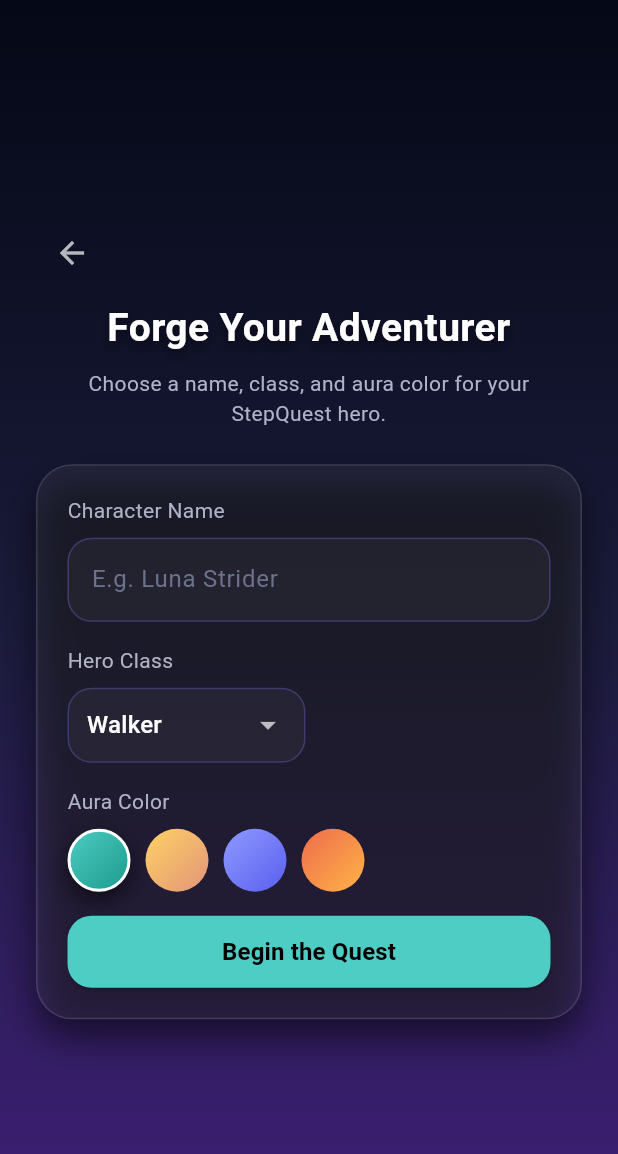
After one commit to kevinlam13/StepQuest, a Flutter app: the CharacterCreationScreen screen opened directly, on a phone screen of 412 x 824 dp. The commit adds this screen. Shown: the top 1154 px of the screen. Run offline on Flutter 3.47's test engine with Material 3 defaults, Android fonts, the phone set to English and light mode, and no system bars; our stand-ins replace cloud_firestore, firebase_auth, firebase_core; accounts and stored records are empty; network calls fail.

Commit message:
Character Creation & Profiles (Firestore + UI + Services)

```diff
--- /dev/null
+++ b/lib/models/player_profile.dart
@@ -0,0 +1,73 @@
+class PlayerProfile {
+  final String id; // same as Firebase Auth uid
+  final String displayName;
+  final String heroClass;
+  final int level;
+  final int xp;
+  final int stepsLifetime;
+  final int colorIndex; // used for card color theme
+
+  PlayerProfile({
+    required this.id,
+    required this.displayName,
+    required this.heroClass,
+    required this.level,
+    required this.xp,
+    required this.stepsLifetime,
+    required this.colorIndex,
+  });
+
+  factory PlayerProfile.initial(String uid) {
+    return PlayerProfile(
+      id: uid,
+      displayName: 'New Adventurer',
+      heroClass: 'Walker',
+      level: 1,
+      xp: 0,
+      stepsLifetime: 0,
+      colorIndex: 0,
+    );
+  }
+
+  factory PlayerProfile.fromJson(Map<String, dynamic> json, String id) {
+    return PlayerProfile(
+      id: id,
+      displayName: json['displayName'] as String? ?? 'Adventurer',
+      heroClass: json['heroClass'] as String? ?? 'Walker',
+      level: (json['level'] as num?)?.toInt() ?? 1,
+      xp: (json['xp'] as num?)?.toInt() ?? 0,
+      stepsLifetime: (json['stepsLifetime'] as num?)?.toInt() ?? 0,
+      colorIndex: (json['colorIndex'] as num?)?.toInt() ?? 0,
+    );
+  }
+
+  Map<String, dynamic> toJson() {
+    return {
+      'displayName': displayName,
+      'heroClass': heroClass,
+      'level': level,
+      'xp': xp,
+      'stepsLifetime': stepsLifetime,
+      'colorIndex': colorIndex,
+    };
+  }
+
+  PlayerProfile copyWith({
+    String? displayName,
+    String? heroClass,
+    int? level,
+    int? xp,
+    int? stepsLifetime,
+    int? colorIndex,
+  }) {
+    return PlayerProfile(
+      id: id,
+      displayName: displayName ?? this.displayName,
+      heroClass: heroClass ?? this.heroClass,
+      level: level ?? this.level,
+      xp: xp ?? this.xp,
+      stepsLifetime: stepsLifetime ?? this.stepsLifetime,
+      colorIndex: colorIndex ?? this.colorIndex,
+    );
+  }
+}
--- /dev/null
+++ b/lib/screens/character_creation_screen.dart
@@ -0,0 +1,316 @@
+import 'package:flutter/material.dart';
+
+import '../services/profile_services.dart';
+
+class CharacterCreationScreen extends StatefulWidget {
+  const CharacterCreationScreen({super.key});
+
+  @override
+  State<CharacterCreationScreen> createState() =>
+      _CharacterCreationScreenState();
+}
+
+class _CharacterCreationScreenState extends State<CharacterCreationScreen> {
+  final _nameController = TextEditingController();
+  String _selectedClass = 'Walker';
+  int _selectedColorIndex = 0;
+  bool _isSaving = false;
+  String? _error;
+
+  final List<String> _classes = [
+    'Walker',
+    'Shadow Rogue',
+    'Sky Runner',
+    'Guardian',
+  ];
+
+  final List<List<Color>> _colorPalettes = const [
+    [Color(0xFF4ECDC4), Color(0xFF1B998B)],
+    [Color(0xFFFFD166), Color(0xFFE29578)],
+    [Color(0xFF8E9AFF), Color(0xFF5A5FEF)],
+    [Color(0xFFEE6C4D), Color(0xFFFFB347)],
+  ];
+
+  @override
+  void dispose() {
+    _nameController.dispose();
+    super.dispose();
+  }
+
+  Future<void> _saveCharacter() async {
+    final name = _nameController.text.trim();
+    if (name.isEmpty) {
+      setState(() => _error = 'Please enter a character name.');
+      return;
+    }
+
+    setState(() {
+      _isSaving = true;
+      _error = null;
+    });
+
+    try {
+      await ProfileService.instance.createCharacter(
+        displayName: name,
+        heroClass: _selectedClass,
+        colorIndex: _selectedColorIndex,
+      );
+      if (mounted) Navigator.of(context).pop(); // back to Home
+    } catch (e) {
+      setState(() => _error = e.toString());
+    } finally {
+      if (mounted) {
+        setState(() => _isSaving = false);
+      }
+    }
+  }
+
+  @override
+  Widget build(BuildContext context) {
+    final colors = _colorPalettes[_selectedColorIndex];
+
+    return Scaffold(
+      body: Container(
+        decoration: const BoxDecoration(
+          gradient: LinearGradient(
+            colors: [
+              Color(0xFF050816),
+              Color(0xFF1A1B3A),
+              Color(0xFF3F1F78),
+            ],
+            begin: Alignment.topCenter,
+            end: Alignment.bottomCenter,
+          ),
+        ),
+        child: Center(
+          child: SingleChildScrollView(
+            padding: const EdgeInsets.symmetric(horizontal: 24.0, vertical: 32),
+            child: Column(
+              mainAxisSize: MainAxisSize.min,
+              children: [
+                Align(
+                  alignment: Alignment.topLeft,
+                  child: IconButton(
+                    icon: const Icon(Icons.arrow_back, color: Colors.white70),
+                    onPressed: () => Navigator.of(context).pop(),
+                  ),
+                ),
+                const SizedBox(height: 8),
+                const Text(
+                  'Forge Your Adventurer',
+                  style: TextStyle(
+                    fontSize: 26,
+                    fontWeight: FontWeight.bold,
+                    color: Colors.white,
+                    shadows: [
+                      Shadow(
+                        blurRadius: 10,
+                        color: Colors.black54,
+                        offset: Offset(0, 4),
+                      ),
+                    ],
+                  ),
+                  textAlign: TextAlign.center,
+                ),
+                const SizedBox(height: 8),
+                const Text(
+                  'Choose a name, class, and aura color for your StepQuest hero.',
+                  style: TextStyle(
+                    fontSize: 14,
+                    color: Color(0xFFB0B3C7),
+                  ),
+                  textAlign: TextAlign.center,
+                ),
+                const SizedBox(height: 24),
+
+                Container(
+                  padding: const EdgeInsets.all(20),
+                  decoration: BoxDecoration(
+                    color: Colors.white.withOpacity(0.06),
+                    borderRadius: BorderRadius.circular(24),
+                    border: Border.all(
+                      color: Colors.white.withOpacity(0.12),
+                    ),
+                    boxShadow: const [
+                      BoxShadow(
+                        color: Colors.black54,
+                        blurRadius: 20,
+                        offset: Offset(0, 12),
+                      ),
+                    ],
+                  ),
+                  child: Column(
+                    crossAxisAlignment: CrossAxisAlignment.start,
+                    children: [
+                      const Text(
+                        'Character Name',
+                        style: TextStyle(
+                          color: Color(0xFFB0B3C7),
+                          fontSize: 14,
+                        ),
+                      ),
+                      const SizedBox(height: 8),
+                      TextField(
+                        controller: _nameController,
+                        style: const TextStyle(color: Colors.white),
+                        decoration: InputDecoration(
+                          hintText: 'E.g. Luna Strider',
+                          hintStyle:
+                          const TextStyle(color: Color(0xFF6C718E)),
+                          enabledBorder: OutlineInputBorder(
+                            borderRadius: BorderRadius.circular(16),
+                            borderSide: const BorderSide(
+                                color: Color(0xFF3E3A6D)),
+                          ),
+                          focusedBorder: OutlineInputBorder(
+                            borderRadius: BorderRadius.circular(16),
+                            borderSide: const BorderSide(
+                                color: Color(0xFFFFD166), width: 2),
+                          ),
+                          filled: true,
+                          fillColor: Colors.white.withOpacity(0.04),
+                        ),
+                      ),
+                      const SizedBox(height: 16),
+
+                      const Text(
+                        'Hero Class',
+                        style: TextStyle(
+                          color: Color(0xFFB0B3C7),
+                          fontSize: 14,
+                        ),
+                      ),
+                      const SizedBox(height: 8),
+                      Container(
+                        padding: const EdgeInsets.symmetric(horizontal: 12),
+                        decoration: BoxDecoration(
+                          borderRadius: BorderRadius.circular(16),
+                          border: Border.all(color: const Color(0xFF3E3A6D)),
+                          color: Colors.white.withOpacity(0.04),
+                        ),
+                        child: DropdownButtonHideUnderline(
+                          child: DropdownButton<String>(
+                            value: _selectedClass,
+                            dropdownColor: const Color(0xFF211E3A),
+                            items: _classes
+                                .map(
+                                  (cls) => DropdownMenuItem<String>(
+                                value: cls,
+                                child: Text(
+                                  cls,
+                                  style:
+                                  const TextStyle(color: Colors.white),
+                                ),
+                              ),
+                            )
+                                .toList(),
+                            onChanged: (value) {
+                              if (value == null) return;
+                              setState(() => _selectedClass = value);
+                            },
+                          ),
+                        ),
+                      ),
+                      const SizedBox(height: 16),
+
+                      const Text(
+                        'Aura Color',
+                        style: TextStyle(
+                          color: Color(0xFFB0B3C7),
+                          fontSize: 14,
+                        ),
+                      ),
+                      const SizedBox(height: 8),
+                      Wrap(
+                        spacing: 10,
+                        children: List.generate(_colorPalettes.length, (index) {
+                          final palette = _colorPalettes[index];
+                          final isSelected = _selectedColorIndex == index;
+                          return GestureDetector(
+                            onTap: () =>
+                                setState(() => _selectedColorIndex = index),
+                            child: Container(
+                              width: 42,
+                              height: 42,
+                              decoration: BoxDecoration(
+                                shape: BoxShape.circle,
+                                gradient: LinearGradient(
+                                  colors: palette,
+                                  begin: Alignment.topLeft,
+                                  end: Alignment.bottomRight,
+                                ),
+                                boxShadow: [
+                                  if (isSelected)
+                                    const BoxShadow(
+                                      color: Colors.black54,
+                                      blurRadius: 12,
+                                      offset: Offset(0, 6),
+                                    ),
+                                ],
+                                border: Border.all(
+                                  color: isSelected
+                                      ? Colors.white
+                                      : Colors.transparent,
+                                  width: 2,
+                                ),
+                              ),
+                            ),
+                          );
+                        }),
+                      ),
+
+                      const SizedBox(height: 16),
+                      if (_error != null)
+                        Padding(
+                          padding: const EdgeInsets.only(bottom: 8.0),
+                          child: Text(
+                            _error!,
+                            style: const TextStyle(
+                              color: Colors.redAccent,
+                              fontSize: 13,
+                            ),
+                          ),
+                        ),
+
+                      SizedBox(
+                        width: double.infinity,
+                        height: 48,
+                        child: ElevatedButton(
+                          onPressed: _isSaving ? null : _saveCharacter,
+                          style: ElevatedButton.styleFrom(
+                            backgroundColor: colors[0],
+                            foregroundColor: Colors.black,
+                            shape: RoundedRectangleBorder(
+                              borderRadius: BorderRadius.circular(16),
+                            ),
+                          ),
+                          child: _isSaving
+                              ? const SizedBox(
+                            height: 18,
+                            width: 18,
+                            child: CircularProgressIndicator(
+                              strokeWidth: 2,
+                              valueColor:
+                              AlwaysStoppedAnimation(Colors.black),
+                            ),
+                          )
+                              : const Text(
+                            'Begin the Quest',
+                            style: TextStyle(
+                              fontWeight: FontWeight.bold,
+                              fontSize: 16,
+                            ),
+                          ),
+                        ),
+                      ),
+                    ],
+                  ),
+                ),
+              ],
+            ),
+          ),
+        ),
+      ),
+    );
+  }
+}
```
Also changed, not shown: lib/main.dart (+9 -6 lines), lib/screens/home_screen.dart (+111 -12 lines), lib/services/profile_services.dart (added, +65 -0 lines).
